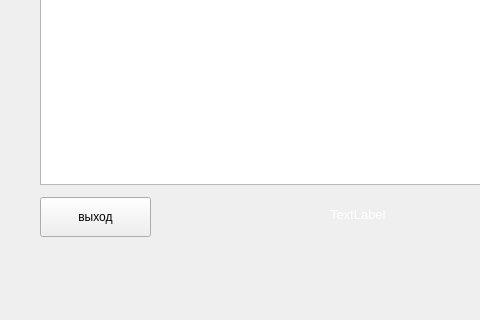
This is form_game.ui in den-Master-2040/ClientChess as Qt 5 draws it before an edit; both pictures show x 0 to 480 and y 370 to 690 of the 790 by 690 pixel window. The edited form follows.
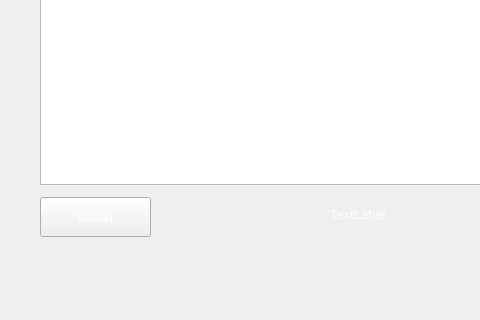
This is the edited form.

Patch:
```diff
--- a/form_game.ui
+++ b/form_game.ui
@@ -32,6 +32,9 @@
      <height>40</height>
     </rect>
    </property>
+   <property name="styleSheet">
+    <string notr="true">color:white</string>
+   </property>
    <property name="text">
     <string>выход</string>
    </property>
```
Left out of the diff: 2 changed lines with no effect on the pictures.
